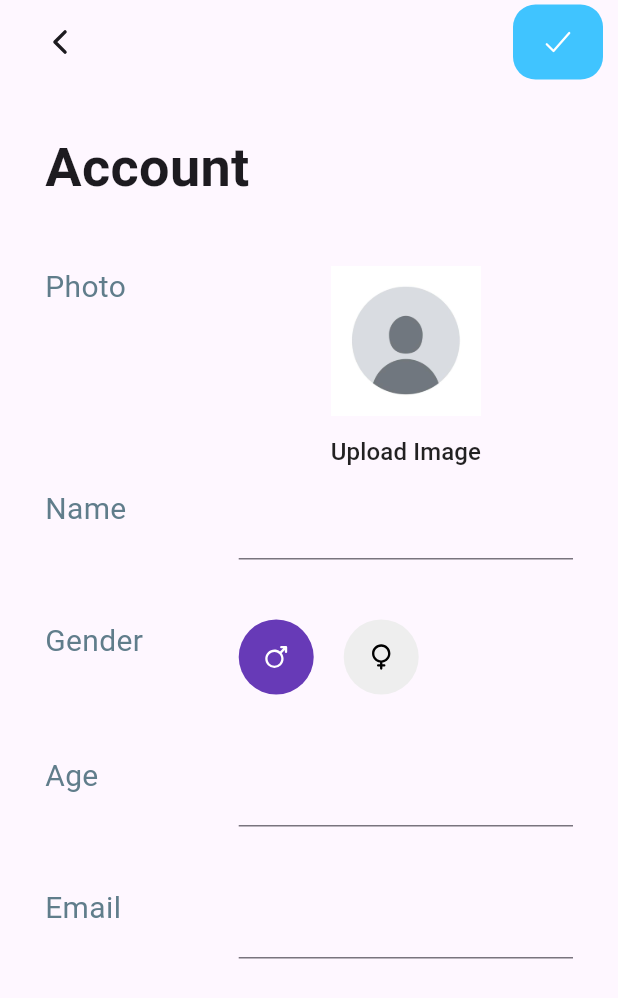
After one commit to Subah-Zarin/Roamers_, a Flutter app: the profile screen opened by its route, on a phone screen of 412 x 824 dp. The commit adds this screen. Shown: the top 998 px of the screen. Run offline on Flutter 3.47's test engine with Material 3 defaults, Android fonts, the phone set to English and light mode, and no system bars; our stand-ins replace firebase_core, get, ionicons; accounts and stored records are empty.

Commit message:
made profile page and editItem page

```diff
--- /dev/null
+++ b/lib/homepage/EditItem.dart
@@ -0,0 +1,36 @@
+import 'package:flutter/cupertino.dart';
+import 'package:flutter/material.dart';
+
+class EditItem extends StatelessWidget {
+  final Widget widget;
+  final String title;
+  const EditItem({
+    super.key,
+    required this.widget,
+    required this.title,
+  });
+
+  @override
+  Widget build(BuildContext context) {
+    return Row(
+      crossAxisAlignment: CrossAxisAlignment.start,
+      children: [
+        Expanded(
+          flex: 2,
+          child: Text(
+            title,
+            style: const TextStyle(
+              fontSize: 20,
+              color: Colors.blueGrey,
+            ),
+          ),
+        ),
+        const SizedBox(width: 40),
+        Expanded(
+          flex: 5,
+          child: widget,
+        )
+      ],
+    );
+  }
+}
--- /dev/null
+++ b/lib/homepage/profile.dart
@@ -0,0 +1,161 @@
+import 'package:flutter/cupertino.dart';
+import 'package:flutter/material.dart';
+import 'package:ionicons/ionicons.dart';
+
+import 'EditItem.dart';
+
+class profile extends StatefulWidget {
+  const profile({super.key});
+
+  @override
+  State<profile> createState() => _ProfileState();
+}
+
+class _ProfileState extends State<profile> {
+  String gender = "man";
+
+  final TextStyle darkTextStyle = const TextStyle(
+    color: Colors.black87,
+    fontSize: 16,
+  );
+
+  @override
+  Widget build(BuildContext context) {
+    return Scaffold(
+      appBar: AppBar(
+        leading: IconButton(
+          onPressed: () {
+            Navigator.pop(context);
+          },
+          icon: const Icon(Ionicons.chevron_back_outline),
+        ),
+        leadingWidth: 80,
+        actions: [
+          Padding(
+            padding: const EdgeInsets.only(right: 10),
+            child: IconButton(
+              onPressed: () {},
+              style: IconButton.styleFrom(
+                backgroundColor: Colors.lightBlueAccent,
+                shape: RoundedRectangleBorder(
+                  borderRadius: BorderRadius.circular(15),
+                ),
+                fixedSize: const Size(60, 50),
+                elevation: 3,
+              ),
+              icon: const Icon(Ionicons.checkmark, color: Colors.white),
+            ),
+          ),
+        ],
+      ),
+      body: SingleChildScrollView(
+        child: Padding(
+          padding: const EdgeInsets.all(30),
+          child: Column(
+            crossAxisAlignment: CrossAxisAlignment.start,
+            children: [
+              const Text(
+                "Account",
+                style: TextStyle(
+                  fontSize: 36,
+                  fontWeight: FontWeight.bold,
+                ),
+              ),
+              const SizedBox(height: 40),
+              EditItem(
+                title: "Photo",
+                widget: Column(
+                  children: [
+                    Image.asset(
+                      "assets/images/avatar.jpg",
+                      height: 100,
+                      width: 100,
+                    ),
+                    TextButton(
+                      onPressed: () {},
+                      style: TextButton.styleFrom(
+                        foregroundColor: Colors.lightBlueAccent,
+                      ),
+                      child: Text(
+                        "Upload Image",
+                        style: darkTextStyle,
+                      ),
+                    ),
+                  ],
+                ),
+              ),
+              EditItem(
+                title: "Name",
+                widget: TextField(
+                  style: darkTextStyle,
+                  decoration: const InputDecoration(),
+                ),
+              ),
+              const SizedBox(height: 40),
+              EditItem(
+                title: "Gender",
+                widget: Row(
+                  children: [
+                    IconButton(
+                      onPressed: () {
+                        setState(() {
+                          gender = "man";
+                        });
+                      },
+                      style: IconButton.styleFrom(
+                        backgroundColor: gender == "man"
+                            ? Colors.deepPurple
+                            : Colors.grey.shade200,
+                        fixedSize: const Size(50, 50),
+                      ),
+                      icon: Icon(
+                        Ionicons.male,
+                        color: gender == "man" ? Colors.white : Colors.black,
+                        size: 18,
+                      ),
+                    ),
+                    const SizedBox(width: 20),
+                    IconButton(
+                      onPressed: () {
+                        setState(() {
+                          gender = "woman";
+                        });
+                      },
+                      style: IconButton.styleFrom(
+                        backgroundColor: gender == "woman"
+                            ? Colors.deepPurple
+                            : Colors.grey.shade200,
+                        fixedSize: const Size(50, 50),
+                      ),
+                      icon: Icon(
+                        Ionicons.female,
+                        color: gender == "woman" ? Colors.white : Colors.black,
+                        size: 18,
+                      ),
+                    ),
+                  ],
+                ),
+              ),
+              const SizedBox(height: 40),
+              EditItem(
+                title: "Age",
+                widget: TextField(
+                  style: darkTextStyle,
+                  decoration: const InputDecoration(),
+                ),
+              ),
+              const SizedBox(height: 40),
+              EditItem(
+                title: "Email",
+                widget: TextField(
+                  style: darkTextStyle,
+                  decoration: const InputDecoration(),
+                ),
+              ),
+            ],
+          ),
+        ),
+      ),
+    );
+  }
+}
--- a/lib/main.dart
+++ b/lib/main.dart
@@ -6,6 +6,8 @@ import 'package:roamers/homepage/homepage.dart';
 import 'package:roamers/login/login.dart';
 import 'package:roamers/login/registration.dart';
 import 'package:roamers/welcomePage/welcomepage.dart';
+
+import 'homepage/profile.dart';
 
 void main() async {
   WidgetsFlutterBinding.ensureInitialized();
@@ -23,6 +25,7 @@ void main() async {
       'login': (context) => login(),
       'register': (context) => registration(),
       'homepage': (context) => HomePage(),
+      'profile': (context) => profile(),
     },
   ));
 }
--- a/pubspec.yaml
+++ b/pubspec.yaml
@@ -32,6 +32,7 @@ dependencies:
   firebase_core: ^2.31.1
   get: ^4.6.6
   font_awesome_flutter: ^10.7.0
+
 
   ionicons: ^0.2.1
   flutter:
```
Also changed, not shown: assets/images/avatar.jpg (added).
